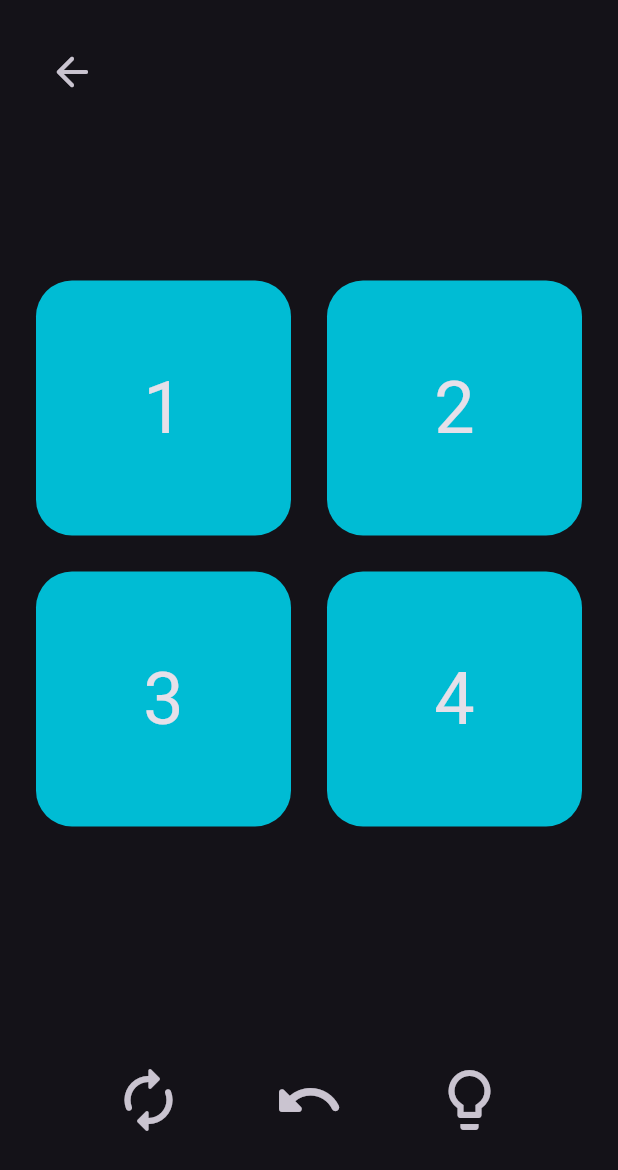
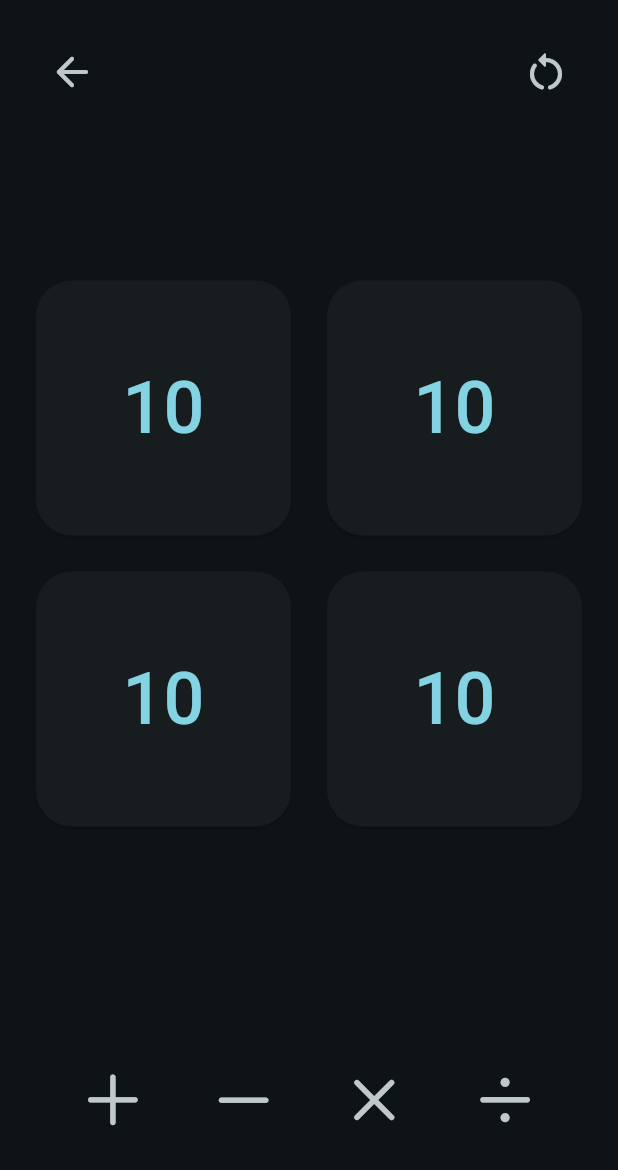
Before and after one commit to refact0r/number-alchemy, a Flutter app: the screen it shows after launch, after a tap on "Play", on a phone screen of 412 x 824 dp. Shown: the top 1170 px of the screen. Run offline on Flutter 3.47's test engine with Material 2 defaults, Android fonts, the light colour scheme and no system bars.

Commit message:
play page working, no number generation

```diff
--- a/lib/main.dart
+++ b/lib/main.dart
@@ -1,7 +1,7 @@
 import 'package:flutter/material.dart';
 import 'package:flutter/services.dart';
 
-import 'play.dart';
+import 'pages/play.dart';
 
 void main() {
   runApp(const App());
@@ -16,9 +16,10 @@ class App extends StatelessWidget {
     SystemChrome.setEnabledSystemUIMode(SystemUiMode.immersiveSticky);
     return MaterialApp(
       theme: ThemeData(
-          useMaterial3: true,
-          brightness: Brightness.dark,
-          primarySwatch: Colors.cyan),
+        useMaterial3: true,
+        brightness: Brightness.dark,
+        colorSchemeSeed: Colors.cyan,
+      ),
       home: const HomePage(),
       debugShowCheckedModeBanner: false,
     );
--- /dev/null
+++ b/lib/models/op.dart
@@ -0,0 +1,6 @@
+enum Op {
+  add,
+  subtract,
+  multiply,
+  divide,
+}
--- /dev/null
+++ b/lib/pages/play.dart
@@ -0,0 +1,215 @@
+import 'package:flutter/material.dart';
+import 'package:flutter/cupertino.dart';
+import 'dart:math';
+
+import '../models/op.dart';
+import '../utils/math.dart';
+
+class PlayPage extends StatefulWidget {
+  const PlayPage({super.key});
+
+  @override
+  State<PlayPage> createState() => _PlayPageState();
+}
+
+class _PlayPageState extends State<PlayPage> {
+  var _numShown = [true, true, true, true];
+  var _numPressed = [false, false, false, false];
+  var _opPressed = [false, false, false, false];
+  List<num> _originalNums = [
+    for (var i = 0; i < 4; i++) Random().nextInt(13) + 1
+  ];
+  late List<num> _nums = [..._originalNums];
+
+  void _pressNumButton(index) {
+    if (_numPressed[index]) {
+      _numPressed[index] = false;
+    } else if (!_numPressed.contains(true)) {
+      _numPressed[index] = true;
+    } else if (_numPressed.contains(true) && !_opPressed.contains(true)) {
+      _numPressed[_numPressed.indexOf(true)] = false;
+      _numPressed[index] = true;
+    } else if (_numPressed.contains(true) && _opPressed.contains(true)) {
+      var index1 = _numPressed.indexOf(true);
+      _nums[index] = operate(
+          Op.values[_opPressed.indexOf(true)], _nums[index1], _nums[index]);
+      _numShown[index1] = false;
+      _numPressed[index1] = false;
+      if (_numShown.where((x) => x).toList().length > 1) {
+        _numPressed[index] = true;
+      }
+    }
+    setState(() {});
+  }
+
+  void _pressOpButton(index) {
+    if (_opPressed[index]) {
+      _opPressed[index] = false;
+    } else if (!_opPressed.contains(true)) {
+      _opPressed[index] = true;
+    } else {
+      _opPressed[_opPressed.indexOf(true)] = false;
+      _opPressed[index] = true;
+    }
+    setState(() {});
+  }
+
+  void _reset() {
+    setState(() {
+      _nums = [..._originalNums];
+      _numShown = [true, true, true, true];
+      _numPressed = [false, false, false, false];
+      _opPressed = [false, false, false, false];
+    });
+  }
+
+  @override
+  Widget build(BuildContext context) {
+    ColorScheme colorScheme = Theme.of(context).colorScheme;
+
+    return Scaffold(
+      body: Column(
+        mainAxisSize: MainAxisSize.max,
+        children: [
+          Padding(
+            padding: const EdgeInsets.all(24),
+            child: Row(
+              mainAxisSize: MainAxisSize.max,
+              mainAxisAlignment: MainAxisAlignment.spaceBetween,
+              children: [
+                IconButton(
+                  onPressed: () {
+                    Navigator.pop(context);
+                  },
+                  color: colorScheme.onSurfaceVariant,
+                  highlightColor:
+                      colorScheme.onSurfaceVariant.withOpacity(0.08),
+                  iconSize: 32,
+                  icon: const Icon(Icons.arrow_back_rounded),
+                ),
+                IconButton(
+                  onPressed: _reset,
+                  color: colorScheme.onSurfaceVariant,
+                  highlightColor:
+                      colorScheme.onSurfaceVariant.withOpacity(0.08),
+                  iconSize: 32,
+                  icon: const Icon(Icons.restart_alt_rounded),
+                ),
+              ],
+            ),
+          ),
+          Expanded(
+            flex: 3,
+            child: Padding(
+              padding: const EdgeInsets.all(24),
+              child: Center(
+                child: GridView.count(
+                  primary: false,
+                  crossAxisSpacing: 24,
+                  mainAxisSpacing: 24,
+                  crossAxisCount: 2,
+                  shrinkWrap: true,
+                  children: <Widget>[
+                    for (int i = 0; i < 4; i++)
+                      Visibility(
+                        visible: _numShown[i],
+                        child: ElevatedButton(
+                          onPressed: () {
+                            _pressNumButton(i);
+                          },
+                          style: ElevatedButton.styleFrom(
+                              shape: RoundedRectangleBorder(
+                                  borderRadius: BorderRadius.circular(24)),
+                              primary: _numPressed[i]
+                                  ? colorScheme.primaryContainer
+                                  : null),
+                          child: Text(
+                            _nums[i]
+                                .toStringAsFixed(2)
+                                .replaceFirst(RegExp(r'\.?0*$'), ''),
+                            style: const TextStyle(fontSize: 48),
+                          ),
+                        ),
+                      ),
+                  ],
+                ),
+              ),
+            ),
+          ),
+          Expanded(
+            flex: 1,
+            child: Padding(
+              padding: const EdgeInsets.all(24),
+              child: Row(
+                mainAxisSize: MainAxisSize.max,
+                mainAxisAlignment: MainAxisAlignment.spaceEvenly,
+                children: [
+                  TextButton(
+                    style: TextButton.styleFrom(
+                      backgroundColor:
+                          _opPressed[0] ? colorScheme.primaryContainer : null,
+                      shape: const CircleBorder(),
+                    ),
+                    onPressed: () {
+                      _pressOpButton(0);
+                    },
+                    child: Icon(CupertinoIcons.plus,
+                        size: 48,
+                        color: _opPressed[0]
+                            ? colorScheme.onSurfaceVariant
+                            : colorScheme.onSurfaceVariant),
+                  ),
+                  TextButton(
+                    style: TextButton.styleFrom(
+                      backgroundColor:
+                          _opPressed[1] ? colorScheme.primaryContainer : null,
+                      shape: const CircleBorder(),
+                    ),
+                    onPressed: () {
+                      _pressOpButton(1);
+                    },
+                    child: Icon(CupertinoIcons.minus,
+                        size: 48,
+                        color: _opPressed[1]
+                            ? colorScheme.onSurfaceVariant
+                            : colorScheme.onSurfaceVariant),
+                  ),
+                  TextButton(
+                    style: TextButton.styleFrom(
+                      backgroundColor:
+                          _opPressed[2] ? colorScheme.primaryContainer : null,
+                      shape: const CircleBorder(),
+                    ),
+                    onPressed: () {
+                      _pressOpButton(2);
+                    },
+                    child: Icon(CupertinoIcons.multiply,
+                        size: 48,
+                        color: _opPressed[2]
+                            ? colorScheme.onSurfaceVariant
+                            : colorScheme.onSurfaceVariant),
+                  ),
+                  TextButton(
+                    style: TextButton.styleFrom(
+                      backgroundColor:
+                          _opPressed[3] ? colorScheme.primaryContainer : null,
+                      shape: const CircleBorder(),
+                    ),
+                    onPressed: () {
+                      _pressOpButton(3);
+                    },
+                    child: Icon(CupertinoIcons.divide,
+                        size: 48,
+                        color: _opPressed[3]
+                            ? colorScheme.onSurfaceVariant
+                            : colorScheme.onSurfaceVariant),
+                  ),
+                ],
+              ),
+            ),
+          ),
+        ],
+      ),
+    );
+  }
+}
--- a/lib/play.dart
+++ /dev/null
@@ -1,120 +0,0 @@
-import 'package:flutter/material.dart';
-
-class PlayPage extends StatefulWidget {
-  const PlayPage({super.key});
-
-  @override
-  State<PlayPage> createState() => _PlayPageState();
-}
-
-class _PlayPageState extends State<PlayPage> {
-  @override
-  Widget build(BuildContext context) {
-    return Scaffold(
-      body: Column(
-        mainAxisSize: MainAxisSize.max,
-        children: [
-          Padding(
-            padding: const EdgeInsets.all(24),
-            child: Row(
-              mainAxisSize: MainAxisSize.max,
-              children: [
-                IconButton(
-                  onPressed: () {
-                    Navigator.pop(context);
-                  },
-                  icon: const Icon(Icons.arrow_back_rounded),
-                  iconSize: 32,
-                ),
-              ],
-            ),
-          ),
-          Expanded(
-            flex: 3,
-            child: Padding(
-              padding: const EdgeInsets.all(24),
-              child: Center(
-                child: GridView.count(
-                  primary: false,
-                  crossAxisSpacing: 24,
-                  mainAxisSpacing: 24,
-                  crossAxisCount: 2,
-                  shrinkWrap: true,
-                  children: [
-                    Container(
-                      alignment: Alignment.center,
-                      decoration: BoxDecoration(
-                          color: Colors.cyan,
-                          borderRadius: BorderRadius.circular(24)),
-                      child: const Text(
-                        '1',
-                        style: TextStyle(fontSize: 48),
-                      ),
-                    ),
-                    Container(
-                      alignment: Alignment.center,
-                      decoration: BoxDecoration(
-                          color: Colors.cyan,
-                          borderRadius: BorderRadius.circular(24)),
-                      child: const Text(
-                        '2',
-                        style: TextStyle(fontSize: 48),
-                      ),
-                    ),
-                    Container(
-                      alignment: Alignment.center,
-                      decoration: BoxDecoration(
-                          color: Colors.cyan,
-                          borderRadius: BorderRadius.circular(24)),
-                      child: const Text(
-                        '3',
-                        style: TextStyle(fontSize: 48),
-                      ),
-                    ),
-                    Container(
-                      alignment: Alignment.center,
-                      decoration: BoxDecoration(
-                          color: Colors.cyan,
-                          borderRadius: BorderRadius.circular(24)),
-                      child: const Text(
-                        '4',
-                        style: TextStyle(fontSize: 48),
-                      ),
-                    ),
-                  ],
-                ),
-              ),
-            ),
-          ),
-          Expanded(
-            flex: 1,
-            child: Padding(
-              padding: EdgeInsets.all(24),
-              child: Row(
-                mainAxisSize: MainAxisSize.max,
-                mainAxisAlignment: MainAxisAlignment.spaceEvenly,
-                children: [
-                  IconButton(
-                    onPressed: () {},
-                    icon: const Icon(Icons.autorenew_rounded),
-                    iconSize: 48,
-                  ),
-                  IconButton(
-                    onPressed: () {},
-                    icon: const Icon(Icons.undo_rounded),
-                    iconSize: 48,
-                  ),
-                  IconButton(
-                    onPressed: () {},
-                    icon: const Icon(Icons.lightbulb_outline_rounded),
-                    iconSize: 48,
-                  ),
-                ],
-              ),
-            ),
-          ),
-        ],
-      ),
-    );
-  }
-}
--- a/pubspec.yaml
+++ b/pubspec.yaml
@@ -34,6 +34,7 @@ dependencies:
   # The following adds the Cupertino Icons font to your application.
   # Use with the CupertinoIcons class for iOS style icons.
   cupertino_icons: ^1.0.2
+  collection: ^1.16.0
 
 dev_dependencies:
   flutter_test:
```
Also changed, not shown: lib/generate2.dart (added, +14 -0 lines), lib/utils/generate.dart (added, +77 -0 lines), lib/utils/math.dart (added, +33 -0 lines), lib/default_reference.dart (renamed from lib/reference.dart), pubspec.lock.
